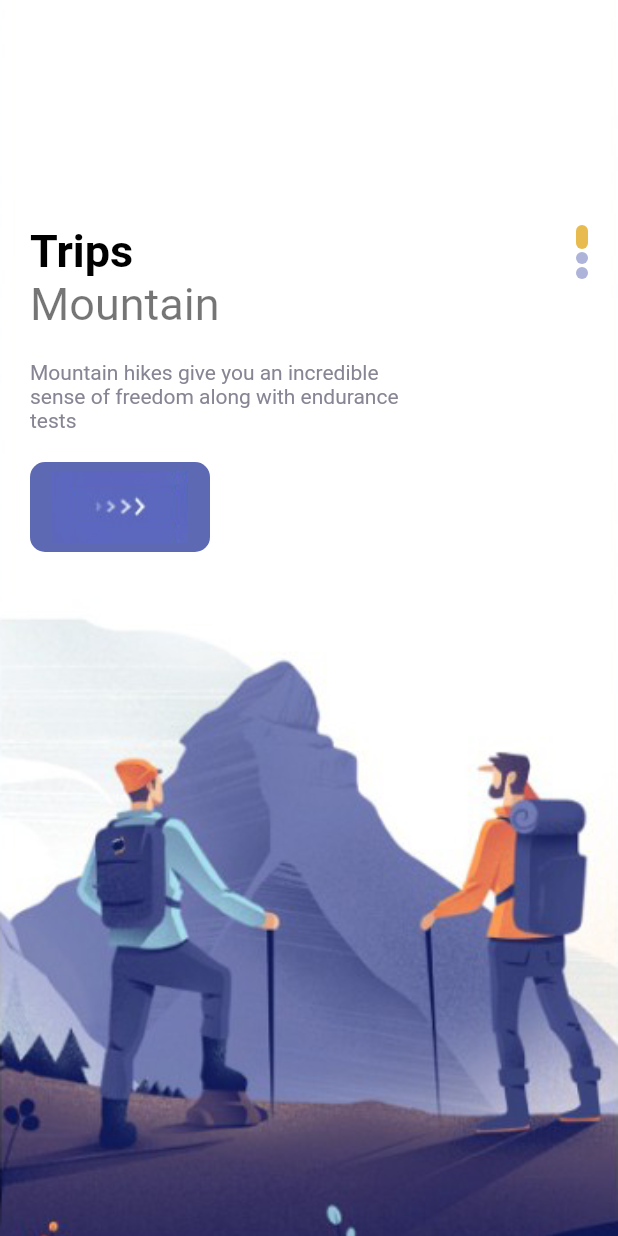
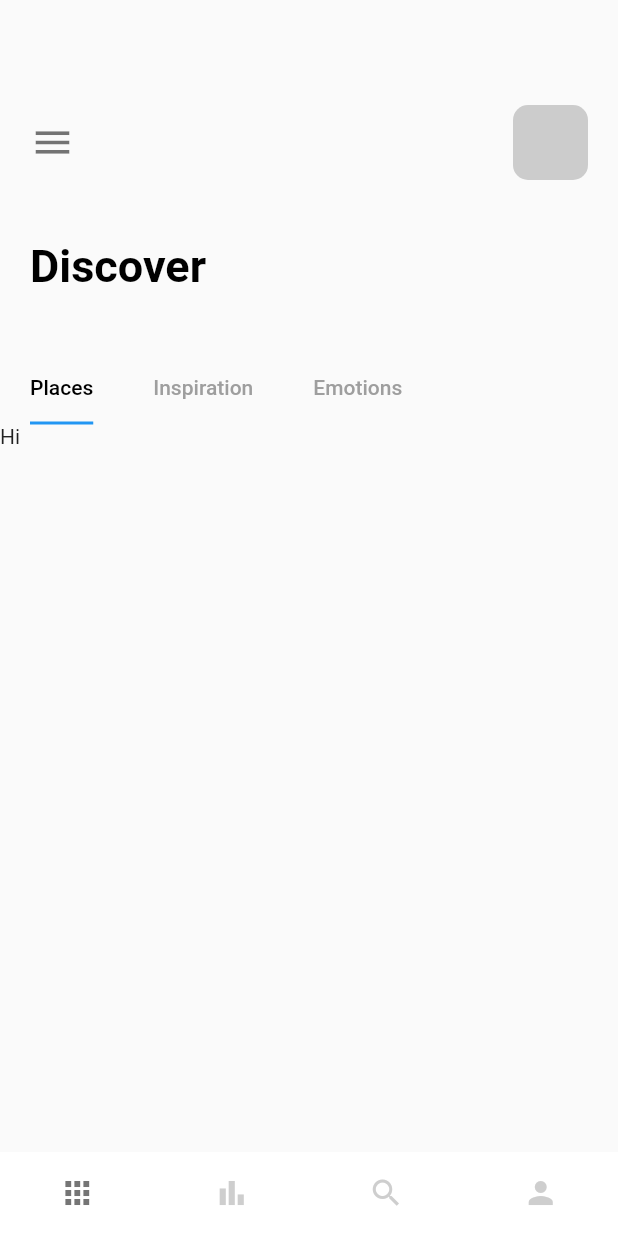
Before and after one commit to g-serban/cubit_state_management_app, a Flutter app: the screen it shows after launch, on a phone screen of 412 x 824 dp. Run offline on Flutter 3.47's test engine with Material 2 defaults, Android fonts, the phone set to English and light mode, and no system bars.

Commit message:
navigation bar & TabBar

```diff
--- a/lib/main.dart
+++ b/lib/main.dart
@@ -1,4 +1,5 @@
 import 'package:flutter/material.dart';
+import 'package:flutter_cubit/navpages/main_page.dart';
 import 'pages/welcome_page.dart';
 
 void main() {
@@ -17,7 +18,7 @@ class MyApp extends StatelessWidget {
       theme: ThemeData(
         primarySwatch: Colors.blue,
       ),
-      home: WelcomePage(),
+      home: MainPage(),
     );
   }
 }
--- /dev/null
+++ b/lib/navpages/bar_item_page.dart
@@ -0,0 +1,14 @@
+import 'package:flutter/cupertino.dart';
+
+class BarItemPage extends StatelessWidget {
+  const BarItemPage({Key? key}) : super(key: key);
+
+  @override
+  Widget build(BuildContext context) {
+    return Container(
+      child: Text(
+        'Bar Item Page Page',
+      ),
+    );
+  }
+}
--- /dev/null
+++ b/lib/navpages/home_page.dart
@@ -0,0 +1,86 @@
+// ignore_for_file: avoid_unnecessary_containers
+
+import 'package:flutter/cupertino.dart';
+import 'package:flutter/material.dart';
+import 'package:flutter_cubit/widgets/app_large_text.dart';
+
+class HomePage extends StatefulWidget {
+  HomePage({Key? key}) : super(key: key);
+
+  @override
+  State<HomePage> createState() => _HomePageState();
+}
+
+class _HomePageState extends State<HomePage> with TickerProviderStateMixin {
+  // with TickerProviderStateMixin = extends this class as well, because TabBar view has it's own state and you can access it if implement this calls into the statefull widget
+
+  @override
+  Widget build(BuildContext context) {
+    // vsync: this -> has to have context, everytime we click on the bar, it get's rebuild, so it needs the context of the widget
+    TabController _tabController = TabController(length: 3, vsync: this);
+
+    return Scaffold(
+      body: Column(
+        crossAxisAlignment: CrossAxisAlignment.start,
+        children: [
+          // menu text
+          Container(
+            padding: const EdgeInsets.only(top: 70, left: 20),
+            child: Row(
+              children: [
+                Icon(Icons.menu, size: 30, color: Colors.black54),
+                Expanded(child: Container()),
+                Container(
+                  margin: const EdgeInsets.only(right: 20),
+                  width: 50,
+                  height: 50,
+                  decoration: BoxDecoration(
+                    borderRadius: BorderRadius.circular(10),
+                    color: Colors.grey.withOpacity(0.5),
+                  ),
+                ),
+              ],
+            ),
+          ),
+          // discover text
+          Container(
+            padding: const EdgeInsets.only(left: 20, top: 40, bottom: 40),
+            child: AppLargeText(text: 'Discover'),
+          ),
+          Container(
+            child: Align(
+              alignment: Alignment.centerLeft, // (a) -> they work together to position & align the tab bar correctly || using this one we put everything on the left
+              child: TabBar(
+                labelPadding: const EdgeInsets.only(left: 20, right: 20), // (b) -> they work together to position & align the tab bar correctly || using this one we control the space
+                controller:
+                    _tabController, // we use our own defined _tabController (w length 3 and vsync context) as a value for controller
+                labelColor: Colors.black,
+                unselectedLabelColor: Colors.grey,
+                isScrollable: true,  // (c) -> they work together to position & align the tab bar correctly
+                indicatorSize: TabBarIndicatorSize.label, // makes the line under the text the same length as the text above
+                tabs: const [
+                  Tab(text: 'Places'),
+                  Tab(text: 'Inspiration'),
+                  Tab(text: 'Emotions'),
+                ],
+              ),
+            ),
+          ),
+          Container(
+            height:
+                300, // TabBarView needs the container to have a height and width !!
+            width: double.maxFinite,
+            child: TabBarView(
+              controller: _tabController,
+              children: const [
+                Text('Hi'),
+                Text('There'),
+                Text('Bye'),
+              ],
+            ),
+          ),
+        ],
+      ),
+    );
+  }
+}
--- /dev/null
+++ b/lib/navpages/main_page.dart
@@ -0,0 +1,67 @@
+// ignore_for_file: deprecated_member_use, prefer_const_constructors
+
+import 'package:flutter/cupertino.dart';
+import 'package:flutter/material.dart';
+import 'package:flutter_cubit/navpages/bar_item_page.dart';
+import 'package:flutter_cubit/navpages/home_page.dart';
+import 'package:flutter_cubit/navpages/my_page.dart';
+import 'package:flutter_cubit/navpages/search_page.dart';
+
+class MainPage extends StatefulWidget {
+  MainPage({Key? key}) : super(key: key);
+
+  @override
+  State<MainPage> createState() => _MainPage();
+}
+
+class _MainPage extends State<MainPage> {
+  List pages = [
+    HomePage(),
+    BarItemPage(),
+    SearchPage(),
+    MyPage(),
+  ];
+
+  // define method to set current index page value
+  int currentIndexIs = 0;
+  void onTapIndex(int index) {
+    setState(() {
+      currentIndexIs = index;
+    });
+  }
+
+  @override
+  Widget build(BuildContext context) {
+    return Scaffold(
+      // body page index is going to show the page we want to see
+      body: pages[currentIndexIs], // HomePage() is a widget (classes in Fltter usually are), and body takes a widget
+      backgroundColor: Colors.white,
+      bottomNavigationBar: BottomNavigationBar(
+        type: BottomNavigationBarType.fixed, // default is .shifting, which means that we can't change the bck color and on click the icons shift
+        backgroundColor: Colors.white,
+        onTap: onTapIndex, // receives onTapIndex method
+        // when user taps on one of the bottomnav bar items, the items index is sent to onTap, which sends the index as a parameter to onTapIndex()
+        currentIndex:
+            currentIndexIs, // page we are on, receives value of currentIndexIs || we need to change Scaffold body value as well
+        // if you get RenderBox.hitTest error while clicking on the icons, you need to change the size of the Font, so that it's not clickable anymore
+        selectedFontSize: 0,
+        unselectedFontSize: 0,
+        selectedItemColor: Colors.black54,
+        unselectedItemColor: Colors.grey.withOpacity(0.5),
+        showSelectedLabels: false,
+        showUnselectedLabels: false,
+        elevation: 0,
+        // anything that has Bar in name usually has children
+        items: [
+          BottomNavigationBarItem(title: Text('Home'), icon: Icon(Icons.apps)),
+          BottomNavigationBarItem(
+              title: Text('Bar'), icon: Icon(Icons.bar_chart_sharp)),
+          BottomNavigationBarItem(
+              title: Text('Search'), icon: Icon(Icons.search)),
+          BottomNavigationBarItem(
+              title: Text('My Page'), icon: Icon(Icons.person)),
+        ],
+      ),
+    );
+  }
+}
--- /dev/null
+++ b/lib/navpages/my_page.dart
@@ -0,0 +1,14 @@
+import 'package:flutter/cupertino.dart';
+
+class MyPage extends StatelessWidget {
+  const MyPage({Key? key}) : super(key: key);
+
+  @override
+  Widget build(BuildContext context) {
+    return Container(
+      child: Text(
+        'My Page',
+      ),
+    );
+  }
+}
--- /dev/null
+++ b/lib/navpages/search_page.dart
@@ -0,0 +1,14 @@
+import 'package:flutter/cupertino.dart';
+
+class SearchPage extends StatelessWidget {
+  const SearchPage({Key? key}) : super(key: key);
+
+  @override
+  Widget build(BuildContext context) {
+    return Container(
+      child: Text(
+        'Search Page',
+      ),
+    );
+  }
+}
```
